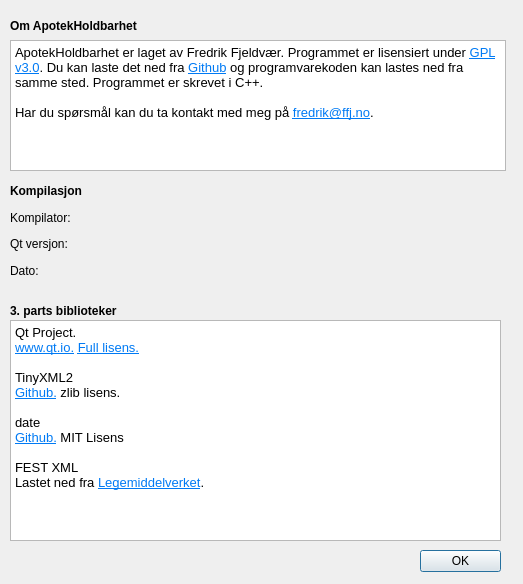
This is app/ui/about_apotekholdbarhet.ui in stupedama/ApotekHoldbarhet as Qt 5 draws it before an edit. The edited form follows.
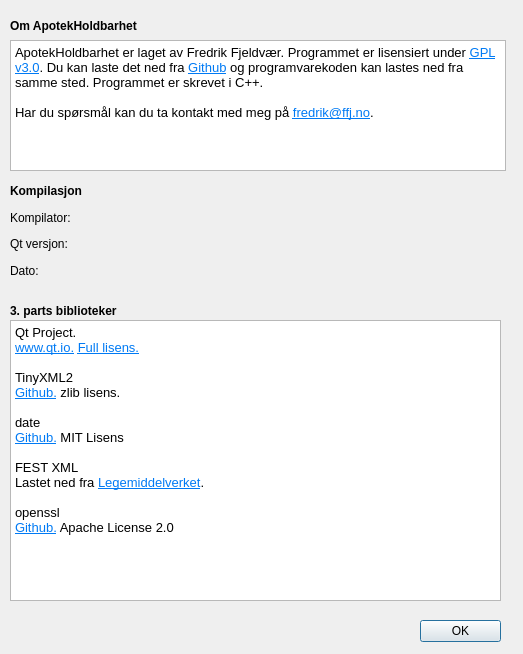
This is the edited form. Icons and pictures are not drawn.

Commit message:
added openssl lib
this is needed to compile on windows and to the DownloadManager class to work

Patch:
```diff
--- a/app/ui/about_apotekholdbarhet.ui
+++ b/app/ui/about_apotekholdbarhet.ui
@@ -7,7 +7,7 @@
     <x>0</x>
     <y>0</y>
     <width>523</width>
-    <height>584</height>
+    <height>654</height>
    </rect>
   </property>
   <property name="windowTitle">
@@ -21,7 +21,7 @@
    <property name="geometry">
     <rect>
      <x>420</x>
-     <y>550</y>
+     <y>620</y>
      <width>81</width>
      <height>31</height>
     </rect>
@@ -89,7 +89,7 @@
      <x>10</x>
      <y>320</y>
      <width>491</width>
-     <height>221</height>
+     <height>281</height>
     </rect>
    </property>
    <layout class="QHBoxLayout" name="horizontalLayout_2">
@@ -110,7 +110,10 @@
 &lt;p style=&quot; margin-top:0px; margin-bottom:0px; margin-left:0px; margin-right:0px; -qt-block-indent:0; text-indent:0px;&quot;&gt;&lt;a href=&quot;https://github.com/HowardHinnant/date&quot;&gt;&lt;span style=&quot; text-decoration: underline; color:#007af4;&quot;&gt;Github.&lt;/span&gt;&lt;/a&gt; MIT Lisens&lt;/p&gt;
 &lt;p style=&quot;-qt-paragraph-type:empty; margin-top:0px; margin-bottom:0px; margin-left:0px; margin-right:0px; -qt-block-indent:0; text-indent:0px;&quot;&gt;&lt;br /&gt;&lt;/p&gt;
 &lt;p style=&quot; margin-top:0px; margin-bottom:0px; margin-left:0px; margin-right:0px; -qt-block-indent:0; text-indent:0px;&quot;&gt;FEST XML&lt;/p&gt;
-&lt;p style=&quot; margin-top:0px; margin-bottom:0px; margin-left:0px; margin-right:0px; -qt-block-indent:0; text-indent:0px;&quot;&gt;Lastet ned fra &lt;a href=&quot;https://legemiddelverket.no/andre-temaer/fest/nedlasting-av-fest&quot;&gt;&lt;span style=&quot; text-decoration: underline; color:#007af4;&quot;&gt;Legemiddelverket&lt;/span&gt;&lt;/a&gt;.&lt;/p&gt;&lt;/body&gt;&lt;/html&gt;</string>
+&lt;p style=&quot; margin-top:0px; margin-bottom:0px; margin-left:0px; margin-right:0px; -qt-block-indent:0; text-indent:0px;&quot;&gt;Lastet ned fra &lt;a href=&quot;https://legemiddelverket.no/andre-temaer/fest/nedlasting-av-fest&quot;&gt;&lt;span style=&quot; text-decoration: underline; color:#007af4;&quot;&gt;Legemiddelverket&lt;/span&gt;&lt;/a&gt;.&lt;/p&gt;
+&lt;p style=&quot;-qt-paragraph-type:empty; margin-top:0px; margin-bottom:0px; margin-left:0px; margin-right:0px; -qt-block-indent:0; text-indent:0px;&quot;&gt;&lt;br /&gt;&lt;/p&gt;
+&lt;p style=&quot; margin-top:0px; margin-bottom:0px; margin-left:0px; margin-right:0px; -qt-block-indent:0; text-indent:0px;&quot;&gt;openssl&lt;/p&gt;
+&lt;p style=&quot; margin-top:0px; margin-bottom:0px; margin-left:0px; margin-right:0px; -qt-block-indent:0; text-indent:0px;&quot;&gt;&lt;a href=&quot;https://github.com/openssl/openssl/&quot;&gt;&lt;span style=&quot; text-decoration: underline; color:#007af4;&quot;&gt;Github.&lt;/span&gt;&lt;/a&gt; Apache License 2.0&lt;/p&gt;&lt;/body&gt;&lt;/html&gt;</string>
       </property>
      </widget>
     </item>
```
The commit also changes 10 other files.
